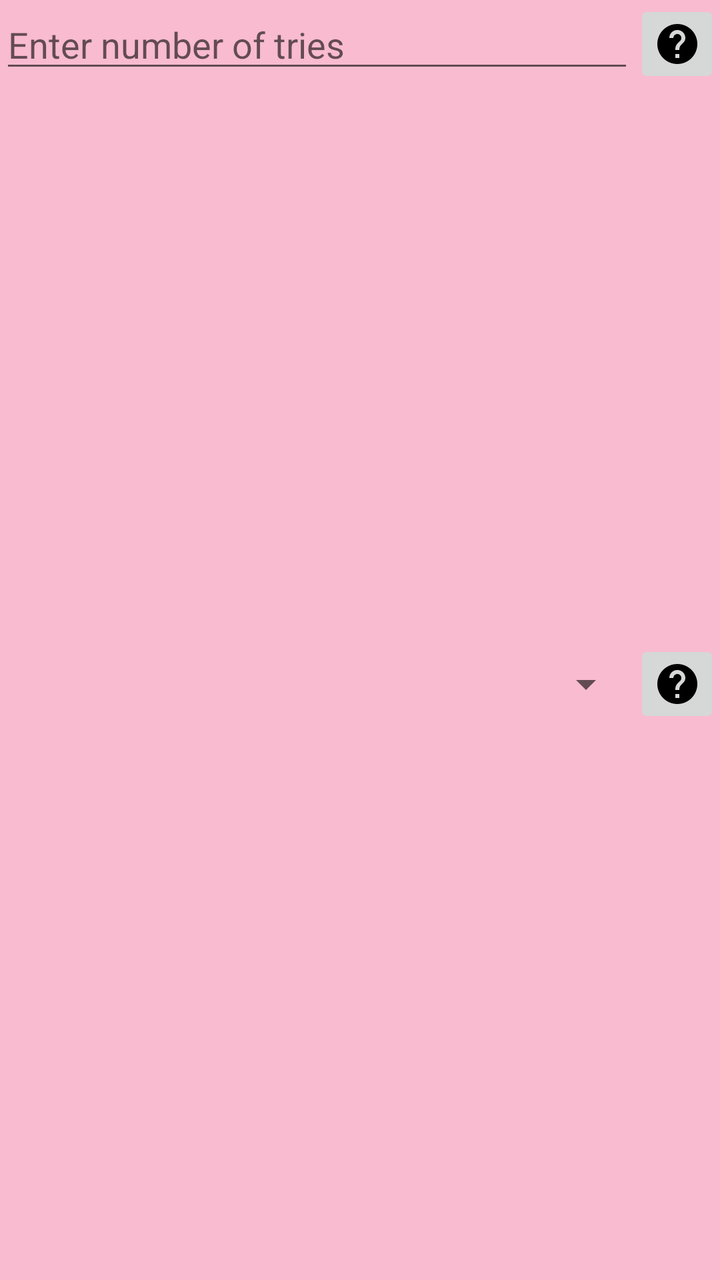
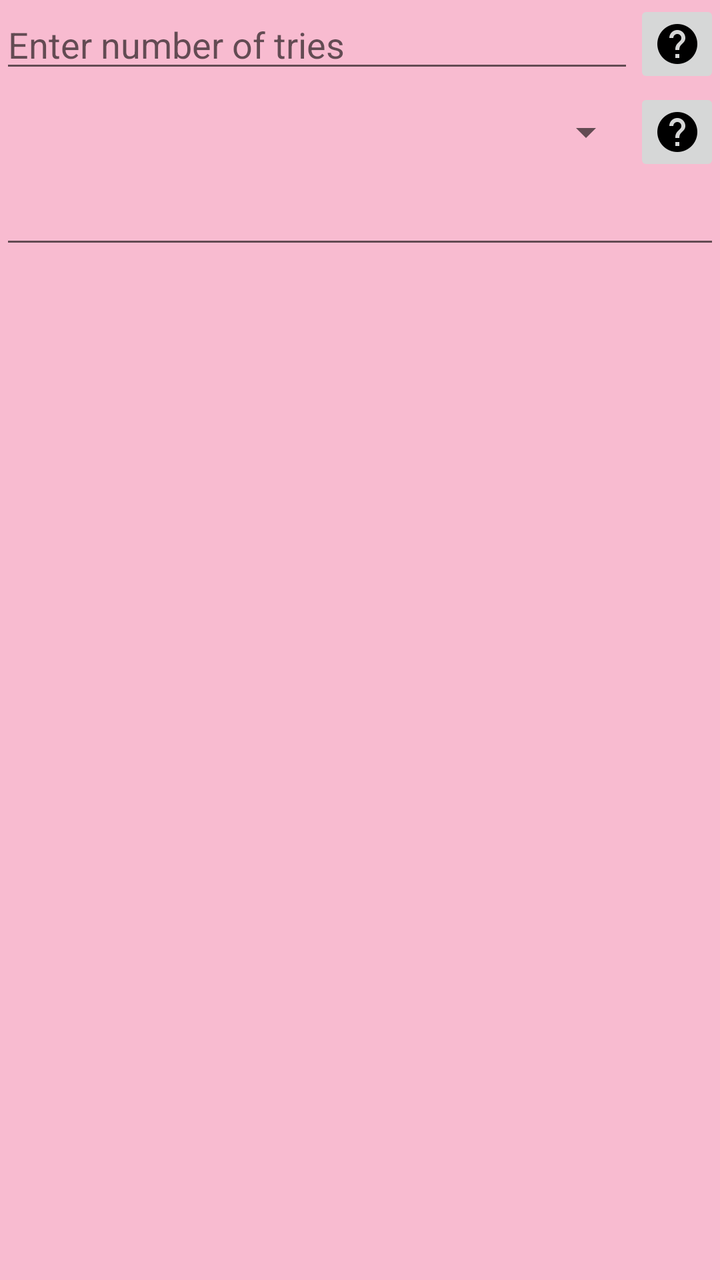

Before-and-after screenshots of an Android layout around one commit, followed by the original layout XML and the change that was made.
<!-- AndroidManifest.xml: application theme MyMaterialTheme -->
<!-- res/layout/fully_random_test_dialog_fragment.xml -->
<?xml version="1.0" encoding="utf-8"?>
<LinearLayout xmlns:android="http://schemas.android.com/apk/res/android"
    android:layout_width="match_parent"
    android:layout_height="match_parent"
    android:orientation="vertical">

    <LinearLayout
        android:layout_width="match_parent"
        android:layout_height="wrap_content"
        android:orientation="horizontal"
        android:weightSum="10">

        <EditText
            android:id="@+id/number_of_tries"
            android:layout_width="match_parent"
            android:layout_height="wrap_content"
            android:layout_weight="9"
            android:hint="@string/enter_tries_number"
            android:imeOptions="flagNoExtractUi"
            android:inputType="number" />

        <ImageButton
            android:id="@+id/number_of_tries_help"
            android:layout_width="wrap_content"
            android:layout_height="wrap_content"
            android:layout_weight="1"

            android:src="@drawable/ic_help_black_24dp" />
    </LinearLayout>



    <LinearLayout
        android:layout_width="match_parent"
        android:layout_height="match_parent"
        android:gravity="center"
        android:orientation="horizontal"
        android:weightSum="10">
        <Spinner
            android:id="@+id/number_or_percentage"
            android:layout_width="match_parent"
            android:layout_height="wrap_content"
            android:layout_weight="9"/>

        <ImageButton
            android:id="@+id/percentage_or_number_help"
            android:layout_width="wrap_content"
            android:layout_height="wrap_content"
            android:layout_weight="1"
            android:src="@drawable/ic_help_black_24dp" />

    </LinearLayout>

    <EditText
        android:id="@+id/number"
        android:layout_width="match_parent"
        android:layout_height="wrap_content"
        android:layout_weight="9"
        android:imeOptions="flagNoExtractUi"
        android:inputType="numberDecimal" />



</LinearLayout>
<!-- resources referenced by this layout -->
<resources>
  <!-- drawable ic_help_black_24dp: png bitmap (drawable-hdpi, 458 bytes) -->
  <string name="enter_tries_number">Enter number of tries</string>
  <style name="MyMaterialTheme" parent="MyMaterialTheme.Base">
  
      </style>
  <style name="MyMaterialTheme.Base" parent="Theme.AppCompat.Light.DarkActionBar">
          <item name="windowNoTitle">true</item>
          <item name="windowActionBar">false</item>
          <item name="colorPrimary">@color/colorPrimary</item>
          <item name="colorPrimaryDark">@color/colorPrimaryDark</item>
          <item name="colorAccent">@color/colorAccent</item>
          <item name="android:windowBackground">@color/windowBackground</item>
      </style>
  <color name="colorPrimary">#EC407A</color>
  <color name="colorPrimaryDark">#AD1457</color>
  <color name="colorAccent">#EA80FC</color>
  <color name="windowBackground">#F8BBD0</color>
</resources>

<!-- the commit's change to res/layout/fully_random_test_dialog_fragment.xml (unified diff, before → after) -->
@@ -1,64 +1,67 @@
 <?xml version="1.0" encoding="utf-8"?>
-<LinearLayout xmlns:android="http://schemas.android.com/apk/res/android"
+<ScrollView xmlns:android="http://schemas.android.com/apk/res/android"
     android:layout_width="match_parent"
-    android:layout_height="match_parent"
-    android:orientation="vertical">
+    android:layout_height="match_parent">
 
     <LinearLayout
         android:layout_width="match_parent"
         android:layout_height="wrap_content"
-        android:orientation="horizontal"
-        android:weightSum="10">
+        android:orientation="vertical">
+
+        <LinearLayout
+            android:layout_width="match_parent"
+            android:layout_height="wrap_content"
+            android:orientation="horizontal"
+            android:weightSum="10">
+
+            <EditText
+                android:id="@+id/number_of_tries"
+                android:layout_width="match_parent"
+                android:layout_height="wrap_content"
+                android:layout_weight="9"
+                android:hint="@string/enter_tries_number"
+                android:imeOptions="flagNoExtractUi"
+                android:inputType="number" />
+
+            <ImageButton
+                android:id="@+id/number_of_tries_help"
+                android:layout_width="wrap_content"
+                android:layout_height="wrap_content"
+                android:layout_weight="1"
+
+                android:src="@drawable/ic_help_black_24dp" />
+        </LinearLayout>
+
+
+        <LinearLayout
+            android:layout_width="match_parent"
+            android:layout_height="match_parent"
+            android:gravity="center"
+            android:orientation="horizontal"
+            android:weightSum="10">
+
+            <Spinner
+                android:id="@+id/number_or_percentage"
+                android:layout_width="match_parent"
+                android:layout_height="wrap_content"
+                android:layout_weight="9" />
+
+            <ImageButton
+                android:id="@+id/percentage_or_number_help"
+                android:layout_width="wrap_content"
+                android:layout_height="wrap_content"
+                android:layout_weight="1"
+                android:src="@drawable/ic_help_black_24dp" />
+
+        </LinearLayout>
 
         <EditText
-            android:id="@+id/number_of_tries"
+            android:id="@+id/number"
             android:layout_width="match_parent"
             android:layout_height="wrap_content"
             android:layout_weight="9"
-            android:hint="@string/enter_tries_number"
             android:imeOptions="flagNoExtractUi"
-            android:inputType="number" />
-
-        <ImageButton
-            android:id="@+id/number_of_tries_help"
-            android:layout_width="wrap_content"
-            android:layout_height="wrap_content"
-            android:layout_weight="1"
-
-            android:src="@drawable/ic_help_black_24dp" />
-    </LinearLayout>
-
-
-
-    <LinearLayout
-        android:layout_width="match_parent"
-        android:layout_height="match_parent"
-        android:gravity="center"
-        android:orientation="horizontal"
-        android:weightSum="10">
-        <Spinner
-            android:id="@+id/number_or_percentage"
-            android:layout_width="match_parent"
-            android:layout_height="wrap_content"
-            android:layout_weight="9"/>
-
-        <ImageButton
-            android:id="@+id/percentage_or_number_help"
-            android:layout_width="wrap_content"
-            android:layout_height="wrap_content"
-            android:layout_weight="1"
-            android:src="@drawable/ic_help_black_24dp" />
+            android:inputType="numberDecimal" />
 
     </LinearLayout>
-
-    <EditText
-        android:id="@+id/number"
-        android:layout_width="match_parent"
-        android:layout_height="wrap_content"
-        android:layout_weight="9"
-        android:imeOptions="flagNoExtractUi"
-        android:inputType="numberDecimal" />
-
-
-
-</LinearLayout>
+</ScrollView>
